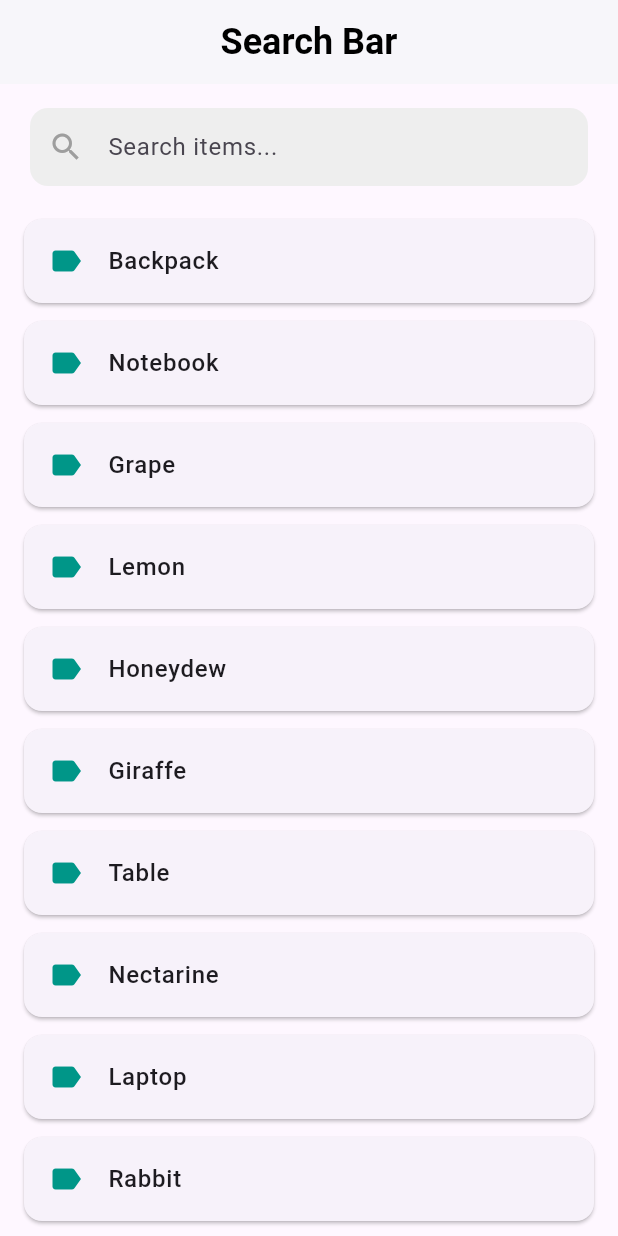
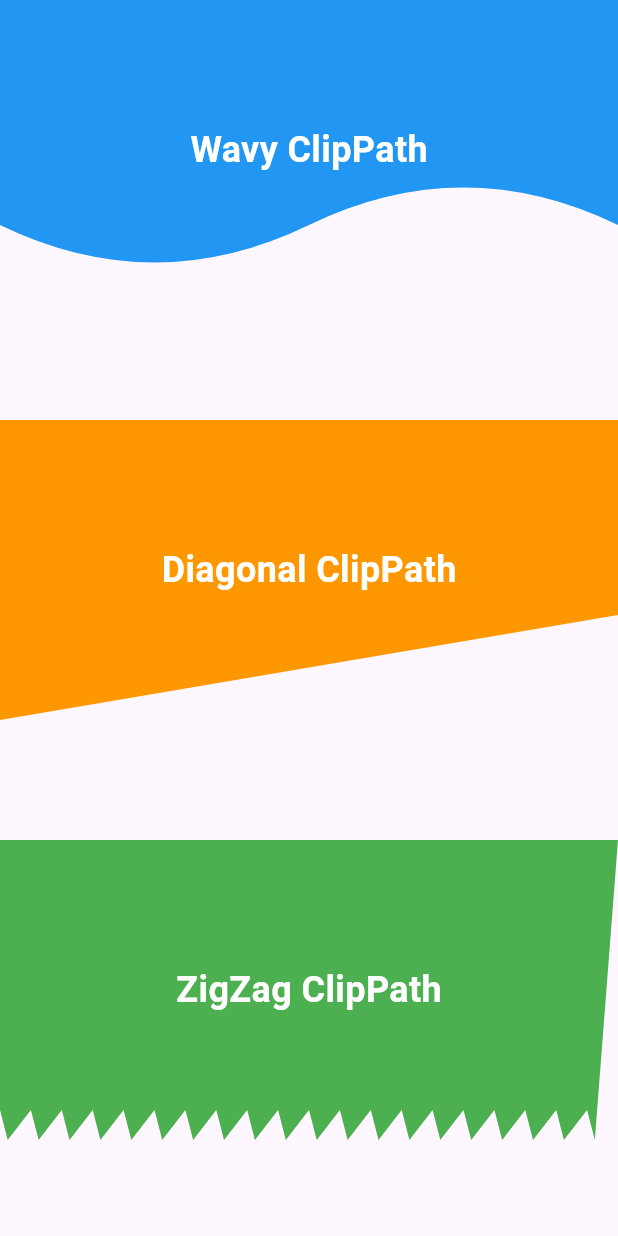
Before and after one commit to IamVasuBhurakhaya/flutter_byte_series, a Flutter app: the screen it shows after launch, on a phone screen of 412 x 824 dp. Run offline on Flutter 3.47's test engine with Material 3 defaults, Android fonts, the phone set to English and light mode, and no system bars; our stand-ins replace animated_text_kit, avatar_glow, badges, convex_bottom_bar, fl_chart, flutter_expandable_fab and 1 more; missing offline and left inert: flutter_side_menu, swipeable_tile.

Commit message:
clip path class implemented

```diff
--- a/lib/main.dart
+++ b/lib/main.dart
@@ -1,5 +1,5 @@
 import 'package:flutter/material.dart';
-import 'package:widgets_packages_app/widgets/search_bar.dart';
+import 'package:widgets_packages_app/widgets/clip_path.dart';
 
 void main() {
   runApp(const MyApp());
@@ -10,9 +10,9 @@ class MyApp extends StatelessWidget {
 
   @override
   Widget build(BuildContext context) {
-    return const MaterialApp(
+    return MaterialApp(
       debugShowCheckedModeBanner: false,
-      home: SearchScreen(),
+      home: CustomClipPathPage(),
     );
   }
 }
--- /dev/null
+++ b/lib/widgets/clip_path.dart
@@ -0,0 +1,137 @@
+import 'package:flutter/material.dart';
+
+class CustomClipPathPage extends StatelessWidget {
+  const CustomClipPathPage({super.key});
+
+  @override
+  Widget build(BuildContext context) {
+    return Scaffold(
+      body: Column(
+        children: [
+          ClipPath(
+            clipper: WaveClipper(),
+            child: Container(
+              height: 200,
+              color: Colors.blue,
+              child: const Center(
+                child: Text(
+                  'Wavy ClipPath',
+                  style: TextStyle(
+                    color: Colors.white,
+                    fontSize: 24,
+                    fontWeight: FontWeight.bold,
+                  ),
+                ),
+              ),
+            ),
+          ),
+          const SizedBox(height: 80),
+          ClipPath(
+            clipper: DiagonalClipper(),
+            child: Container(
+              height: 200,
+              color: Colors.orange,
+              child: const Center(
+                child: Text(
+                  'Diagonal ClipPath',
+                  style: TextStyle(
+                    color: Colors.white,
+                    fontSize: 24,
+                    fontWeight: FontWeight.bold,
+                  ),
+                ),
+              ),
+            ),
+          ),
+          const SizedBox(height: 80),
+          ClipPath(
+            clipper: ZigZagClipper(),
+            child: Container(
+              height: 200,
+              color: Colors.green,
+              child: const Center(
+                child: Text(
+                  'ZigZag ClipPath',
+                  style: TextStyle(
+                    color: Colors.white,
+                    fontSize: 24,
+                    fontWeight: FontWeight.bold,
+                  ),
+                ),
+              ),
+            ),
+          ),
+        ],
+      ),
+    );
+  }
+}
+
+class WaveClipper extends CustomClipper<Path> {
+  @override
+  Path getClip(Size size) {
+    Path path = Path();
+    path.lineTo(0, size.height - 50);
+    path.quadraticBezierTo(
+      size.width / 4,
+      size.height,
+      size.width / 2,
+      size.height - 50,
+    );
+    path.quadraticBezierTo(
+      size.width * 3 / 4,
+      size.height - 100,
+      size.width,
+      size.height - 50,
+    );
+    path.lineTo(size.width, 0);
+    path.close();
+    return path;
+  }
+
+  @override
+  bool shouldReclip(covariant CustomClipper<Path> oldClipper) {
+    return false;
+  }
+}
+
+class DiagonalClipper extends CustomClipper<Path> {
+  @override
+  Path getClip(Size size) {
+    Path path = Path();
+    path.lineTo(0, size.height);
+    path.lineTo(size.width, size.height - 70);
+    path.lineTo(size.width, 0);
+    path.close();
+    return path;
+  }
+
+  @override
+  bool shouldReclip(covariant CustomClipper<Path> oldClipper) {
+    return false;
+  }
+}
+
+class ZigZagClipper extends CustomClipper<Path> {
+  @override
+  Path getClip(Size size) {
+    Path path = Path();
+    double stepWidth = size.width / 20;
+    double stepHeight = size.height / 10;
+
+    path.moveTo(0, size.height);
+    for (double i = 0; i < size.width; i += stepWidth) {
+      path.lineTo(i, size.height - stepHeight);
+      path.lineTo(i + stepWidth / 4, size.height);
+    }
+    path.lineTo(size.width, 0);
+    path.lineTo(0, 0);
+    path.close();
+    return path;
+  }
+
+  @override
+  bool shouldReclip(covariant CustomClipper<Path> oldClipper) {
+    return false;
+  }
+}
```
